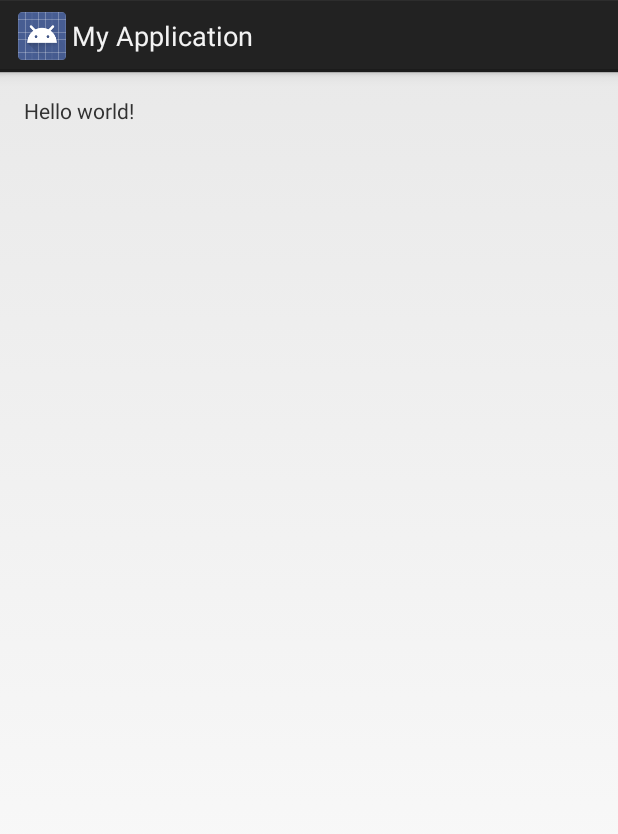
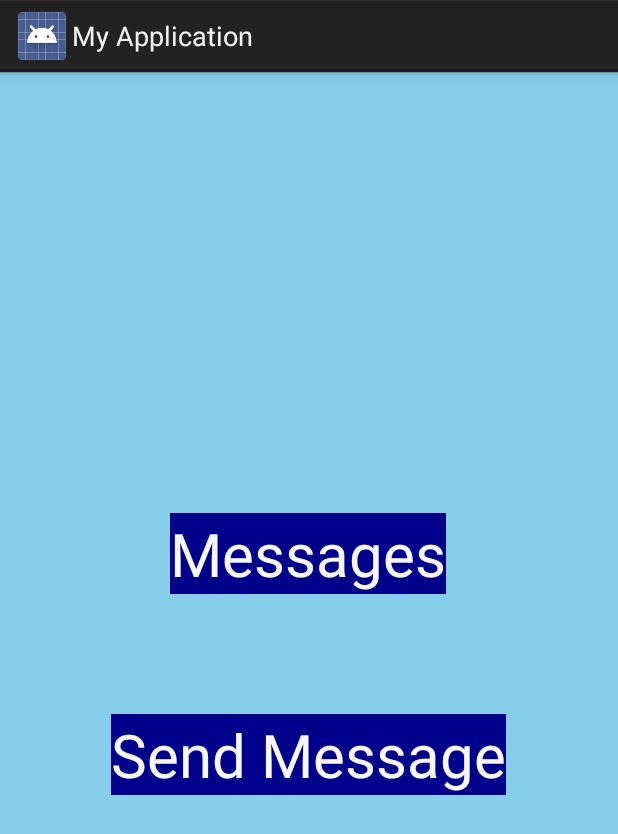
Before and after one commit to valerie-roske/yoTWo, an Android app: the screen it shows after launch (MainActivity), on a phone screen of 412 x 824 dp. Shown: the top 834 px of the screen. Run offline under Robolectric (Android 15) with nearby library versions, the phone set to English and light mode, and no system bars.

Commit message:
[Jered] formatted the main activity layout

```diff
--- a/app/src/main/java/com/thoughtworks/easterEggHunt/android/activities/MainActivity.java
+++ b/app/src/main/java/com/thoughtworks/easterEggHunt/android/activities/MainActivity.java
@@ -3,7 +3,6 @@ package com.thoughtworks.easterEggHunt.android.activities;
 import android.app.Activity;
 import android.content.Intent;
 import android.os.Bundle;
-import android.widget.TextView;
 import com.thoughtworks.easterEggHunt.R;
 import com.thoughtworks.easterEggHunt.persistance.UserInfoResource;
 import org.apache.commons.lang3.StringUtils;
@@ -11,14 +10,10 @@ import org.apache.commons.lang3.StringUtils;
 
 public class MainActivity extends Activity {
 
-    private TextView textView;
-
     @Override
     protected void onCreate(Bundle savedInstanceState) {
         super.onCreate(savedInstanceState);
         setContentView(R.layout.activity_main);
-
-        textView = (TextView) findViewById(R.id.hello);
 
         UserInfoResource userInfoResource = new UserInfoResource(this);
         String name = userInfoResource.getName();
@@ -28,36 +23,4 @@ public class MainActivity extends Activity {
             startActivity(intent);
         }
     }
-
-    @Override
-    protected void onResume() {
-        super.onResume();
-    }
-
-
-
-//    private class AsyncTaskRunner extends AsyncTask<String, String, List<Coordinate>> {
-//        @Override
-//        protected List<Coordinate> doInBackground(String... strings) {
-//            CoordinateService coordinateService = new CoordinateService();
-//            return coordinateService.myCoordinates();
-//        }
-//
-//        @Override
-//        protected void onPostExecute(List<Coordinate> coordinates) {
-//            StringBuilder stringBuilder = new StringBuilder();
-//            for (Coordinate coordinate : coordinates) {
-//                String xCoord = String.valueOf(coordinate.getxCoord());
-//                String yCoord = String.valueOf(coordinate.getyCoord());
-//                stringBuilder.append("Lat: ")
-//                        .append(xCoord)
-//                        .append(", Lon: ")
-//                        .append(yCoord)
-//                        .append("\n");
-//            }
-//
-//            textView.setText(stringBuilder.toString());
-//        }
-//    }
-
 }
--- a/app/src/main/res/layout/activity_main.xml
+++ b/app/src/main/res/layout/activity_main.xml
@@ -6,12 +6,28 @@
     android:paddingRight="@dimen/activity_horizontal_margin"
     android:paddingTop="@dimen/activity_vertical_margin"
     android:paddingBottom="@dimen/activity_vertical_margin"
+    android:background="@color/skyBlue"
     tools:context="com.thoughtworks.easterEggHunt.android.activities.MainActivity">
 
-    <TextView
-        android:id="@+id/hello"
-        android:text="@string/hello_world"
-        android:layout_width="wrap_content"
-        android:layout_height="wrap_content" />
-
+    <LinearLayout android:layout_width="wrap_content"
+                  android:layout_height="wrap_content"
+                  android:orientation="vertical"
+                  android:gravity="center"
+                  android:layout_centerInParent="true">
+        <Button
+            android:id="@+id/messages_button"
+            android:text="@string/messages"
+            android:textSize="@dimen/LargeText"
+            android:layout_width="wrap_content"
+            style="@style/button"
+            android:layout_height="wrap_content"
+            android:layout_marginBottom="80dp"/>
+        <Button
+                android:id="@+id/send_message_button"
+                android:text="@string/send_message"
+                android:textSize="@dimen/LargeText"
+                android:layout_width="wrap_content"
+                style="@style/button"
+                android:layout_height="wrap_content" />
+    </LinearLayout>
 </RelativeLayout>
--- a/app/src/main/res/layout/activity_registration.xml
+++ b/app/src/main/res/layout/activity_registration.xml
@@ -29,8 +29,7 @@
             android:layout_alignParentBottom="true"
             android:layout_centerHorizontal="true"
             android:text="@string/submit"
-            android:textColor="@color/ghostWhite"
-            android:background="@color/darkBlue"
+            style="@style/button"
             android:layout_marginBottom="@dimen/large_margin"/>
 
 
--- a/app/src/main/res/values/dimens.xml
+++ b/app/src/main/res/values/dimens.xml
@@ -3,5 +3,6 @@
     <dimen name="activity_horizontal_margin">16dp</dimen>
     <dimen name="activity_vertical_margin">16dp</dimen>
     <dimen name="large_margin">70dp</dimen>
+    <dimen name="LargeText">40sp</dimen>
 
 </resources>
--- a/app/src/main/res/values/strings.xml
+++ b/app/src/main/res/values/strings.xml
@@ -2,7 +2,8 @@
 <resources>
 
     <string name="app_name">My Application</string>
-    <string name="hello_world">Hello world!</string>
+    <string name="messages">Messages</string>
+    <string name="send_message">Send Message</string>
     <string name="action_settings">Settings</string>
     <string name="registration">Registration</string>
     <string name="name">Name</string>
--- a/app/src/main/res/values/styles.xml
+++ b/app/src/main/res/values/styles.xml
@@ -4,5 +4,9 @@
     <style name="AppTheme" parent="android:Theme.Holo.Light.DarkActionBar">
         <!-- Customize your theme here. -->
     </style>
+    <style name="button">
+        <item name="android:background">@color/darkBlue</item>
+        <item name="android:textColor">@color/ghostWhite</item>
+    </style>
 
 </resources>
```
